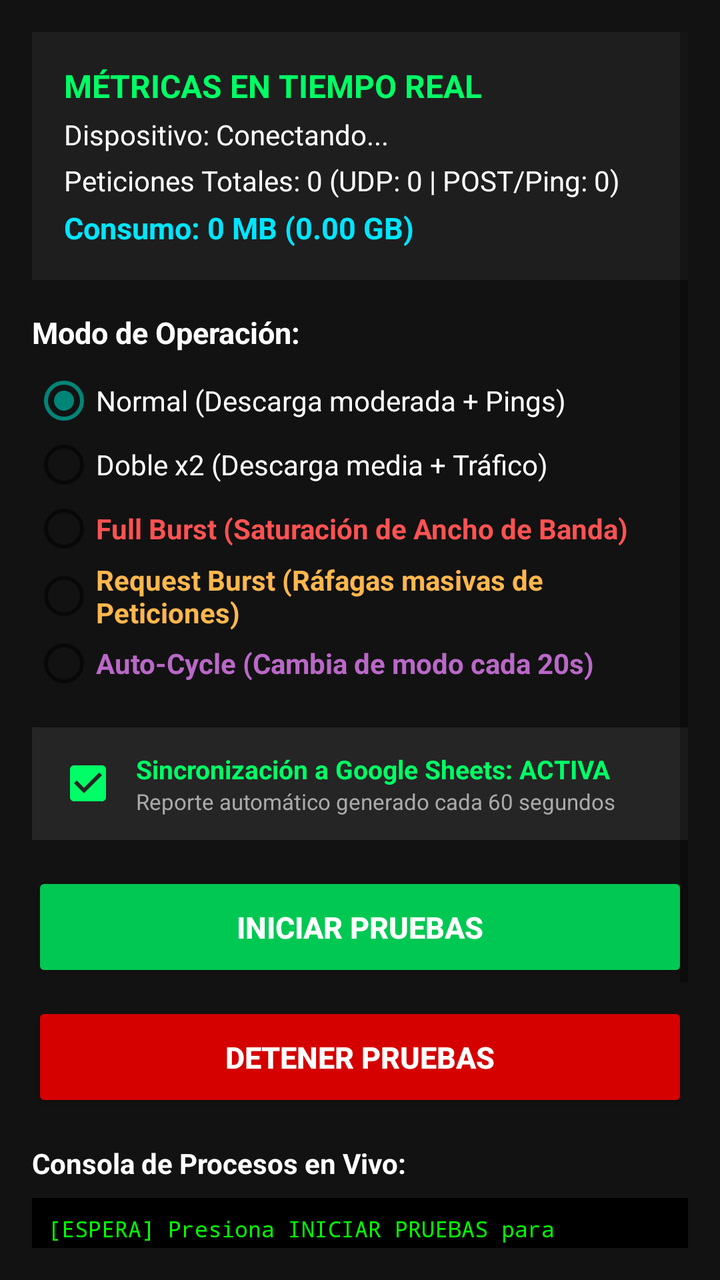
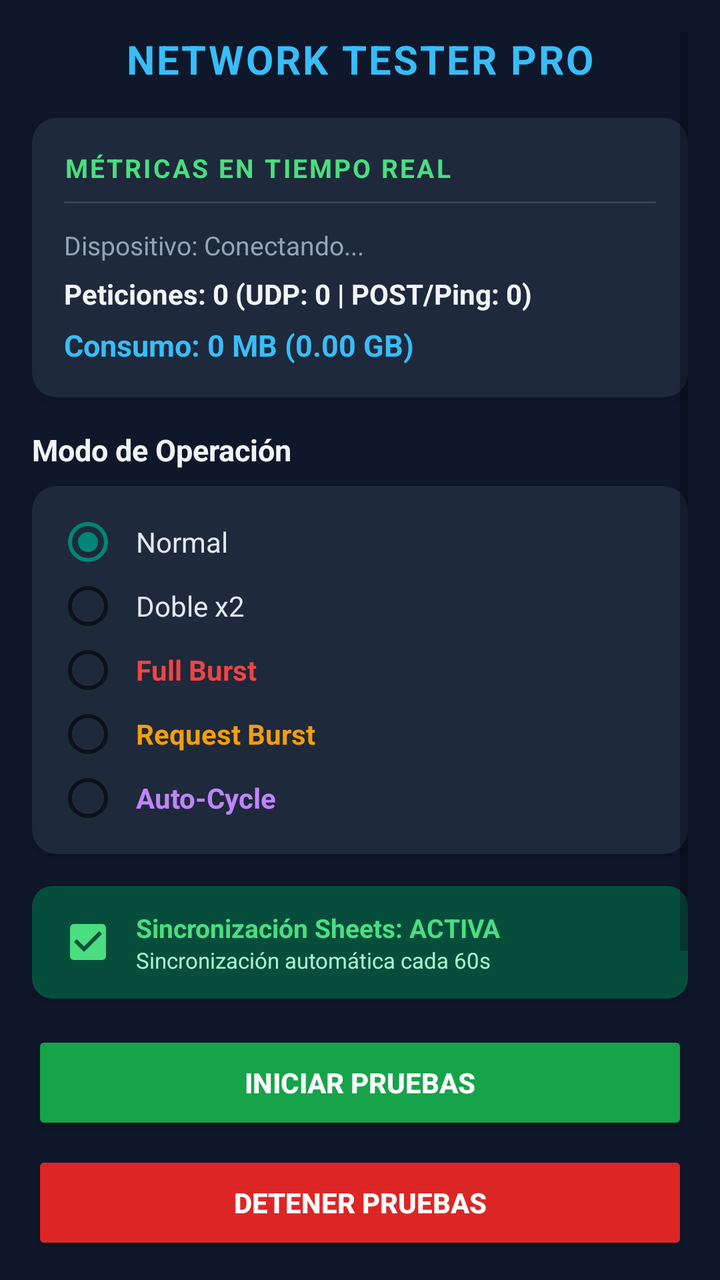

Compare the two renders of this Android layout. The source of the first and the diff that turns it into the second are given below.
<!-- AndroidManifest.xml: application theme Theme.AppCompat.Light -->
<!-- res/layout/activity_main.xml -->
<?xml version="1.0" encoding="utf-8"?>
<ScrollView xmlns:android="http://schemas.android.com/apk/res/android"
    android:layout_width="match_parent"
    android:layout_height="match_parent"
    android:background="#121212"
    android:padding="16dp">

    <LinearLayout
        android:layout_width="match_parent"
        android:layout_height="wrap_content"
        android:orientation="vertical">

        
        <LinearLayout
            android:layout_width="match_parent"
            android:layout_height="wrap_content"
            android:background="#1E1E1E"
            android:orientation="vertical"
            android:padding="16dp"
            android:layout_marginBottom="16dp">

            <TextView
                android:layout_width="wrap_content"
                android:layout_height="wrap_content"
                android:text="MÉTRICAS EN TIEMPO REAL"
                android:textColor="#00FF66"
                android:textStyle="bold"
                android:textSize="16sp" />

            <TextView
                android:id="@+id/tvDeviceId"
                android:layout_width="wrap_content"
                android:layout_height="wrap_content"
                android:text="Dispositivo: Conectando..."
                android:textColor="#FFFFFF"
                android:textSize="14sp"
                android:layout_marginTop="4dp" />

            <TextView
                android:id="@+id/tvPeticiones"
                android:layout_width="wrap_content"
                android:layout_height="wrap_content"
                android:text="Peticiones Totales: 0 (UDP: 0 | POST/Ping: 0)"
                android:textColor="#FFFFFF"
                android:textSize="14sp"
                android:layout_marginTop="4dp" />

            <TextView
                android:id="@+id/tvConsumo"
                android:layout_width="wrap_content"
                android:layout_height="wrap_content"
                android:text="Consumo: 0 MB (0.00 GB)"
                android:textColor="#00E5FF"
                android:textStyle="bold"
                android:textSize="15sp"
                android:layout_marginTop="4dp" />
        </LinearLayout>

        
        <TextView
            android:layout_width="wrap_content"
            android:layout_height="wrap_content"
            android:text="Modo de Operación:"
            android:textColor="#FFFFFF"
            android:textStyle="bold"
            android:textSize="15sp"
            android:layout_marginBottom="8dp" />

        <RadioGroup
            android:id="@+id/rgIntensidad"
            android:layout_width="match_parent"
            android:layout_height="wrap_content"
            android:orientation="vertical"
            android:layout_marginBottom="16dp">

            <RadioButton
                android:id="@+id/rbNormal"
                android:layout_width="match_parent"
                android:layout_height="wrap_content"
                android:text="Normal (Descarga moderada + Pings)"
                android:textColor="#FFFFFF"
                android:checked="true" />

            <RadioButton
                android:id="@+id/rbDoble"
                android:layout_width="match_parent"
                android:layout_height="wrap_content"
                android:text="Doble x2 (Descarga media + Tráfico)"
                android:textColor="#FFFFFF" />

            <RadioButton
                android:id="@+id/rbFull"
                android:layout_width="match_parent"
                android:layout_height="wrap_content"
                android:text="Full Burst (Saturación de Ancho de Banda)"
                android:textColor="#FF5252"
                android:textStyle="bold" />

            <RadioButton
                android:id="@+id/rbRequestBurst"
                android:layout_width="match_parent"
                android:layout_height="wrap_content"
                android:text="Request Burst (Ráfagas masivas de Peticiones)"
                android:textColor="#FFB74D"
                android:textStyle="bold" />

            <RadioButton
                android:id="@+id/rbAutoCycle"
                android:layout_width="match_parent"
                android:layout_height="wrap_content"
                android:text="Auto-Cycle (Cambia de modo cada 20s)"
                android:textColor="#BA68C8"
                android:textStyle="bold" />
        </RadioGroup>

        
        <LinearLayout
            android:layout_width="match_parent"
            android:layout_height="wrap_content"
            android:background="#252525"
            android:orientation="horizontal"
            android:padding="12dp"
            android:gravity="center_vertical"
            android:layout_marginBottom="16dp">

            <CheckBox
                android:id="@+id/chkAutoSheets"
                android:layout_width="wrap_content"
                android:layout_height="wrap_content"
                android:checked="true"
                android:enabled="false"
                android:buttonTint="#00FF66" />

            <LinearLayout
                android:layout_width="match_parent"
                android:layout_height="wrap_content"
                android:orientation="vertical"
                android:layout_marginStart="8dp">

                <TextView
                    android:id="@+id/tvEstadoSheets"
                    android:layout_width="wrap_content"
                    android:layout_height="wrap_content"
                    android:text="Sincronización a Google Sheets: ACTIVA"
                    android:textColor="#00FF66"
                    android:textStyle="bold"
                    android:textSize="13sp" />

                <TextView
                    android:layout_width="wrap_content"
                    android:layout_height="wrap_content"
                    android:text="Reporte automático generado cada 60 segundos"
                    android:textColor="#AAAAAA"
                    android:textSize="11sp" />
            </LinearLayout>
        </LinearLayout>

        
        <Button
            android:id="@+id/btnIniciar"
            android:layout_width="match_parent"
            android:layout_height="55dp"
            android:text="INICIAR PRUEBAS"
            android:backgroundTint="#00C853"
            android:textColor="#FFFFFF"
            android:textStyle="bold"
            android:textSize="15sp"
            android:layout_marginBottom="10dp" />

        <Button
            android:id="@+id/btnDetener"
            android:layout_width="match_parent"
            android:layout_height="55dp"
            android:text="DETENER PRUEBAS"
            android:backgroundTint="#D50000"
            android:textColor="#FFFFFF"
            android:textStyle="bold"
            android:textSize="15sp"
            android:layout_marginBottom="16dp" />

        
        <TextView
            android:layout_width="wrap_content"
            android:layout_height="wrap_content"
            android:text="Consola de Procesos en Vivo:"
            android:textColor="#FFFFFF"
            android:textStyle="bold"
            android:textSize="14sp"
            android:layout_marginBottom="8dp" />

        <ScrollView
            android:id="@+id/scrollConsole"
            android:layout_width="match_parent"
            android:layout_height="220dp"
            android:background="#000000"
            android:padding="8dp">

            <TextView
                android:id="@+id/tvLogConsole"
                android:layout_width="match_parent"
                android:layout_height="wrap_content"
                android:fontFamily="monospace"
                android:textColor="#00FF00"
                android:textSize="11sp"
                android:text="[ESPERA] Presiona INICIAR PRUEBAS para comenzar...\n" />
        </ScrollView>

    </LinearLayout>
</ScrollView>
<!-- resources referenced by this layout -->
<resources>

</resources>

<!-- the commit's change to res/layout/activity_main.xml (unified diff, before → after) -->
@@ -1,8 +1,9 @@
 <?xml version="1.0" encoding="utf-8"?>
 <ScrollView xmlns:android="http://schemas.android.com/apk/res/android"
+    xmlns:app="http://schemas.android.com/apk/res-auto"
     android:layout_width="match_parent"
     android:layout_height="match_parent"
-    android:background="#121212"
+    android:background="#0F172A"
     android:padding="16dp">
 
     <LinearLayout
@@ -11,199 +12,263 @@
         android:orientation="vertical">
 
         
-        <LinearLayout
-            android:layout_width="match_parent"
-            android:layout_height="wrap_content"
-            android:background="#1E1E1E"
-            android:orientation="vertical"
-            android:padding="16dp"
-            android:layout_marginBottom="16dp">
-
-            <TextView
-                android:layout_width="wrap_content"
-                android:layout_height="wrap_content"
-                android:text="MÉTRICAS EN TIEMPO REAL"
-                android:textColor="#00FF66"
-                android:textStyle="bold"
-                android:textSize="16sp" />
-
-            <TextView
-                android:id="@+id/tvDeviceId"
-                android:layout_width="wrap_content"
-                android:layout_height="wrap_content"
-                android:text="Dispositivo: Conectando..."
-                android:textColor="#FFFFFF"
-                android:textSize="14sp"
-                android:layout_marginTop="4dp" />
-
-            <TextView
-                android:id="@+id/tvPeticiones"
-                android:layout_width="wrap_content"
-                android:layout_height="wrap_content"
-                android:text="Peticiones Totales: 0 (UDP: 0 | POST/Ping: 0)"
-                android:textColor="#FFFFFF"
-                android:textSize="14sp"
-                android:layout_marginTop="4dp" />
-
-            <TextView
-                android:id="@+id/tvConsumo"
-                android:layout_width="wrap_content"
-                android:layout_height="wrap_content"
-                android:text="Consumo: 0 MB (0.00 GB)"
-                android:textColor="#00E5FF"
-                android:textStyle="bold"
-                android:textSize="15sp"
-                android:layout_marginTop="4dp" />
-        </LinearLayout>
-
-        
         <TextView
             android:layout_width="wrap_content"
             android:layout_height="wrap_content"
-            android:text="Modo de Operación:"
-            android:textColor="#FFFFFF"
+            android:text="NETWORK TESTER PRO"
+            android:textColor="#38BDF8"
+            android:textSize="20sp"
+            android:textStyle="bold"
+            android:letterSpacing="0.05"
+            android:layout_gravity="center_horizontal"
+            android:layout_marginBottom="16dp" />
+
+        
+        <androidx.cardview.widget.CardView
+            android:layout_width="match_parent"
+            android:layout_height="wrap_content"
+            app:cardBackgroundColor="#1E293B"
+            app:cardCornerRadius="12dp"
+            app:cardElevation="4dp"
+            android:layout_marginBottom="16dp">
+
+            <LinearLayout
+                android:layout_width="match_parent"
+                android:layout_height="wrap_content"
+                android:orientation="vertical"
+                android:padding="16dp">
+
+                <TextView
+                    android:layout_width="wrap_content"
+                    android:layout_height="wrap_content"
+                    android:text="MÉTRICAS EN TIEMPO REAL"
+                    android:textColor="#4ADE80"
+                    android:textStyle="bold"
+                    android:textSize="13sp"
+                    android:letterSpacing="0.08" />
+
+                <View
+                    android:layout_width="match_parent"
+                    android:layout_height="1dp"
+                    android:background="#334155"
+                    android:layout_marginTop="8dp"
+                    android:layout_marginBottom="12dp" />
+
+                <TextView
+                    android:id="@+id/tvDeviceId"
+                    android:layout_width="wrap_content"
+                    android:layout_height="wrap_content"
+                    android:text="Dispositivo: Conectando..."
+                    android:textColor="#94A3B8"
+                    android:textSize="13sp"
+                    android:layout_marginBottom="6dp" />
+
+                <TextView
+                    android:id="@+id/tvPeticiones"
+                    android:layout_width="wrap_content"
+                    android:layout_height="wrap_content"
+                    android:text="Peticiones: 0 (UDP: 0 | POST/Ping: 0)"
+                    android:textColor="#F1F5F9"
+                    android:textSize="14sp"
+                    android:textStyle="bold"
+                    android:layout_marginBottom="6dp" />
+
+                <TextView
+                    android:id="@+id/tvConsumo"
+                    android:layout_width="wrap_content"
+                    android:layout_height="wrap_content"
+                    android:text="Consumo: 0 MB (0.00 GB)"
+                    android:textColor="#38BDF8"
+                    android:textStyle="bold"
+                    android:textSize="15sp" />
+            </LinearLayout>
+        </androidx.cardview.widget.CardView>
+
+        
+        <TextView
+            android:layout_width="wrap_content"
+            android:layout_height="wrap_content"
+            android:text="Modo de Operación"
+            android:textColor="#F1F5F9"
             android:textStyle="bold"
             android:textSize="15sp"
             android:layout_marginBottom="8dp" />
 
-        <RadioGroup
-            android:id="@+id/rgIntensidad"
+        <androidx.cardview.widget.CardView
+            android:layout_width="match_parent"
+            android:layout_height="wrap_content"
+            app:cardBackgroundColor="#1E293B"
+            app:cardCornerRadius="12dp"
+            app:cardElevation="2dp"
+            android:layout_marginBottom="16dp">
+
+            <RadioGroup
+                android:id="@+id/rgIntensidad"
+                android:layout_width="match_parent"
+                android:layout_height="wrap_content"
+                android:padding="12dp"
+                android:orientation="vertical">
+
+                <RadioButton
+                    android:id="@+id/rbNormal"
+                    android:layout_width="match_parent"
+                    android:layout_height="wrap_content"
+                    android:text="Normal"
+                    android:textColor="#E2E8F0"
+                    android:textSize="14sp"
+                    android:paddingStart="8dp"
+                    android:checked="true" />
+
+                <RadioButton
+                    android:id="@+id/rbDoble"
+                    android:layout_width="match_parent"
+                    android:layout_height="wrap_content"
+                    android:text="Doble x2"
+                    android:textColor="#E2E8F0"
+                    android:textSize="14sp"
+                    android:paddingStart="8dp" />
+
+                <RadioButton
+                    android:id="@+id/rbFull"
+                    android:layout_width="match_parent"
+                    android:layout_height="wrap_content"
+                    android:text="Full Burst"
+                    android:textColor="#EF4444"
+                    android:textSize="14sp"
+                    android:textStyle="bold"
+                    android:paddingStart="8dp" />
+
+                <RadioButton
+                    android:id="@+id/rbRequestBurst"
+                    android:layout_width="match_parent"
+                    android:layout_height="wrap_content"
+                    android:text="Request Burst"
+                    android:textColor="#F59E0B"
+                    android:textSize="14sp"
+                    android:textStyle="bold"
+                    android:paddingStart="8dp" />
+
+                <RadioButton
+                    android:id="@+id/rbAutoCycle"
+                    android:layout_width="match_parent"
+                    android:layout_height="wrap_content"
+                    android:text="Auto-Cycle"
+                    android:textColor="#C084FC"
+                    android:textSize="14sp"
+                    android:textStyle="bold"
+                    android:paddingStart="8dp" />
+            </RadioGroup>
+        </androidx.cardview.widget.CardView>
+
+        
+        <androidx.cardview.widget.CardView
+            android:layout_width="match_parent"
+            android:layout_height="wrap_content"
+            app:cardBackgroundColor="#064E3B"
+            app:cardCornerRadius="10dp"
+            android:layout_marginBottom="16dp">
+
+            <LinearLayout
+                android:layout_width="match_parent"
+                android:layout_height="wrap_content"
+                android:orientation="horizontal"
+                android:padding="12dp"
+                android:gravity="center_vertical">
+
+                <CheckBox
+                    android:id="@+id/chkAutoSheets"
+                    android:layout_width="wrap_content"
+                    android:layout_height="wrap_content"
+                    android:checked="true"
+                    android:enabled="false"
+                    android:buttonTint="#4ADE80" />
+
+                <LinearLayout
+                    android:layout_width="match_parent"
+                    android:layout_height="wrap_content"
+                    android:orientation="vertical"
+                    android:layout_marginStart="8dp">
+
+                    <TextView
+                        android:id="@+id/tvEstadoSheets"
+                        android:layout_width="wrap_content"
+                        android:layout_height="wrap_content"
+                        android:text="Sincronización Sheets: ACTIVA"
+                        android:textColor="#4ADE80"
+                        android:textStyle="bold"
+                        android:textSize="13sp" />
+
+                    <TextView
+                        android:layout_width="wrap_content"
+                        android:layout_height="wrap_content"
+                        android:text="Sincronización automática cada 60s"
+                        android:textColor="#A7F3D0"
+                        android:textSize="11sp" />
+                </LinearLayout>
+            </LinearLayout>
+        </androidx.cardview.widget.CardView>
+
+        
+        <LinearLayout
             android:layout_width="match_parent"
             android:layout_height="wrap_content"
             android:orientation="vertical"
             android:layout_marginBottom="16dp">
 
-            <RadioButton
-                android:id="@+id/rbNormal"
-                android:layout_width="match_parent"
-                android:layout_height="wrap_content"
-                android:text="Normal (Descarga moderada + Pings)"
+            <Button
+                android:id="@+id/btnIniciar"
+                android:layout_width="match_parent"
+                android:layout_height="52dp"
+                android:text="INICIAR PRUEBAS"
+                android:backgroundTint="#16A34A"
                 android:textColor="#FFFFFF"
-                android:checked="true" />
-
-            <RadioButton
-                android:id="@+id/rbDoble"
-                android:layout_width="match_parent"
-                android:layout_height="wrap_content"
-                android:text="Doble x2 (Descarga media + Tráfico)"
-                android:textColor="#FFFFFF" />
-
-            <RadioButton
-                android:id="@+id/rbFull"
-                android:layout_width="match_parent"
-                android:layout_height="wrap_content"
-                android:text="Full Burst (Saturación de Ancho de Banda)"
-                android:textColor="#FF5252"
-                android:textStyle="bold" />
-
-            <RadioButton
-                android:id="@+id/rbRequestBurst"
-                android:layout_width="match_parent"
-                android:layout_height="wrap_content"
-                android:text="Request Burst (Ráfagas masivas de Peticiones)"
-                android:textColor="#FFB74D"
-                android:textStyle="bold" />
-
-            <RadioButton
-                android:id="@+id/rbAutoCycle"
-                android:layout_width="match_parent"
-                android:layout_height="wrap_content"
-                android:text="Auto-Cycle (Cambia de modo cada 20s)"
-                android:textColor="#BA68C8"
-                android:textStyle="bold" />
-        </RadioGroup>
-
-        
-        <LinearLayout
-            android:layout_width="match_parent"
-            android:layout_height="wrap_content"
-            android:background="#252525"
-            android:orientation="horizontal"
-            android:padding="12dp"
-            android:gravity="center_vertical"
-            android:layout_marginBottom="16dp">
-
-            <CheckBox
-                android:id="@+id/chkAutoSheets"
-                android:layout_width="wrap_content"
-                android:layout_height="wrap_content"
-                android:checked="true"
-                android:enabled="false"
-                android:buttonTint="#00FF66" />
-
-            <LinearLayout
-                android:layout_width="match_parent"
-                android:layout_height="wrap_content"
-                android:orientation="vertical"
-                android:layout_marginStart="8dp">
-
-                <TextView
-                    android:id="@+id/tvEstadoSheets"
-                    android:layout_width="wrap_content"
-                    android:layout_height="wrap_content"
-                    android:text="Sincronización a Google Sheets: ACTIVA"
-                    android:textColor="#00FF66"
-                    android:textStyle="bold"
-                    android:textSize="13sp" />
-
-                <TextView
-                    android:layout_width="wrap_content"
-                    android:layout_height="wrap_content"
-                    android:text="Reporte automático generado cada 60 segundos"
-                    android:textColor="#AAAAAA"
-                    android:textSize="11sp" />
-            </LinearLayout>
+                android:textStyle="bold"
+                android:textSize="14sp"
+                android:layout_marginBottom="8dp" />
+
+            <Button
+                android:id="@+id/btnDetener"
+                android:layout_width="match_parent"
+                android:layout_height="52dp"
+                android:text="DETENER PRUEBAS"
+                android:backgroundTint="#DC2626"
+                android:textColor="#FFFFFF"
+                android:textStyle="bold"
+                android:textSize="14sp" />
         </LinearLayout>
-
-        
-        <Button
-            android:id="@+id/btnIniciar"
-            android:layout_width="match_parent"
-            android:layout_height="55dp"
-            android:text="INICIAR PRUEBAS"
-            android:backgroundTint="#00C853"
-            android:textColor="#FFFFFF"
-            android:textStyle="bold"
-            android:textSize="15sp"
-            android:layout_marginBottom="10dp" />
-
-        <Button
-            android:id="@+id/btnDetener"
-            android:layout_width="match_parent"
-            android:layout_height="55dp"
-            android:text="DETENER PRUEBAS"
-            android:backgroundTint="#D50000"
-            android:textColor="#FFFFFF"
-            android:textStyle="bold"
-            android:textSize="15sp"
-            android:layout_marginBottom="16dp" />
 
         
         <TextView
             android:layout_width="wrap_content"
             android:layout_height="wrap_content"
-            android:text="Consola de Procesos en Vivo:"
-            android:textColor="#FFFFFF"
+            android:text="Consola de Estado"
+            android:textColor="#94A3B8"
             android:textStyle="bold"
-            android:textSize="14sp"
-            android:layout_marginBottom="8dp" />
-
-        <ScrollView
-            android:id="@+id/scrollConsole"
-            android:layout_width="match_parent"
-            android:layout_height="220dp"
-            android:background="#000000"
-            android:padding="8dp">
-
-            <TextView
-                android:id="@+id/tvLogConsole"
-                android:layout_width="match_parent"
-                android:layout_height="wrap_content"
-                android:fontFamily="monospace"
-                android:textColor="#00FF00"
-                android:textSize="11sp"
-                android:text="[ESPERA] Presiona INICIAR PRUEBAS para comenzar...\n" />
-        </ScrollView>
+            android:textSize="13sp"
+            android:layout_marginBottom="6dp" />
+
+        <androidx.cardview.widget.CardView
+            android:layout_width="match_parent"
+            android:layout_height="180dp"
+            app:cardBackgroundColor="#020617"
+            app:cardCornerRadius="8dp">
+
+            <ScrollView
+                android:id="@+id/scrollConsole"
+                android:layout_width="match_parent"
+                android:layout_height="match_parent"
+                android:padding="10dp">
+
+                <TextView
+                    android:id="@+id/tvLogConsole"
+                    android:layout_width="match_parent"
+                    android:layout_height="wrap_content"
+                    android:fontFamily="monospace"
+                    android:textColor="#22C55E"
+                    android:textSize="11sp"
+                    android:text="[READY] Selecciona un modo e inicia...\n" />
+            </ScrollView>
+        </androidx.cardview.widget.CardView>
 
     </LinearLayout>
 </ScrollView>
